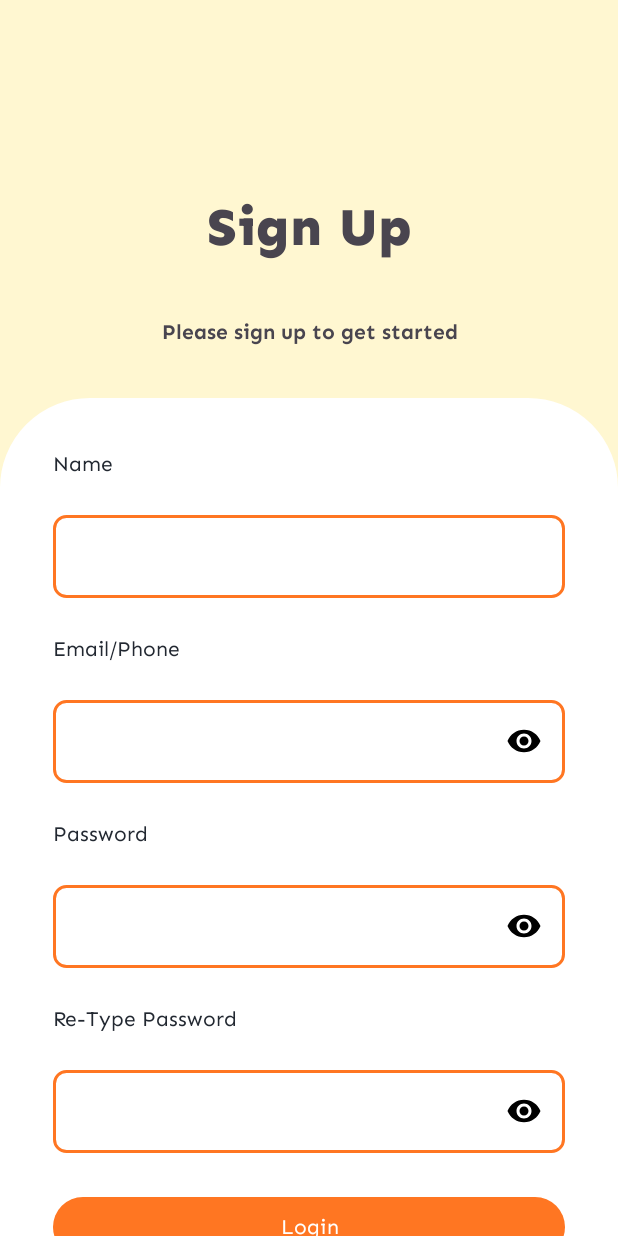
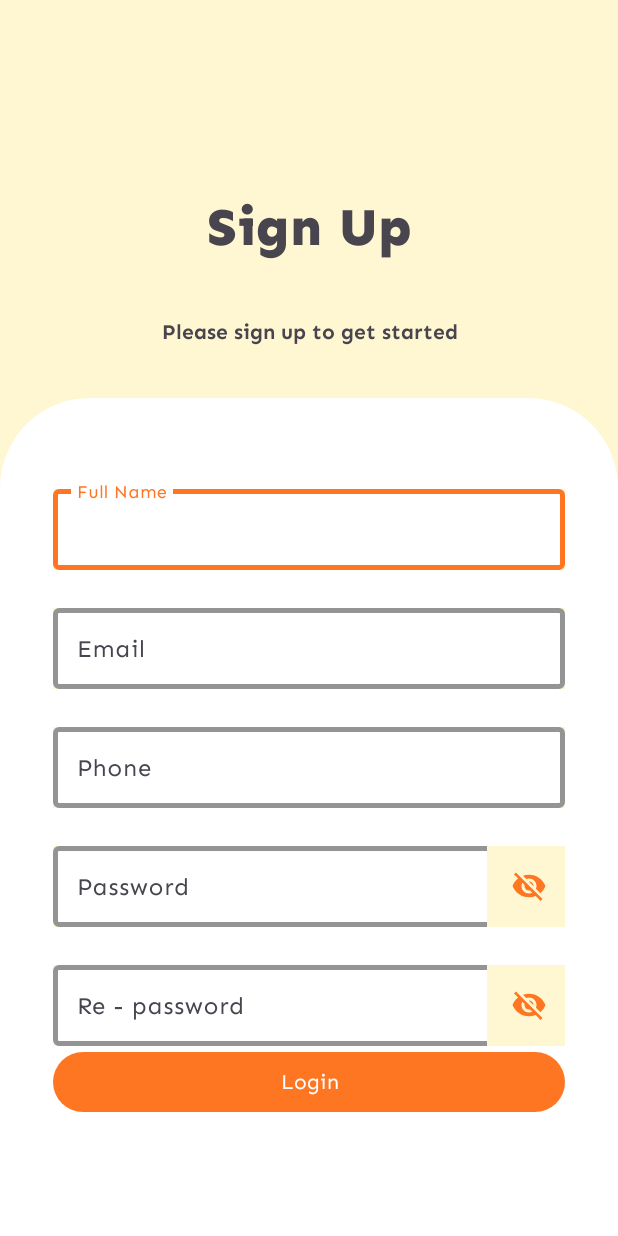
Before and after one commit to HoDucLinh/OrderFoodApp, an Android app built with Jetpack Compose: the SignUp screen opened directly, with no data from a screen before it, on a phone screen of 412 x 824 dp. Run offline under Robolectric (Android 15) with nearby library versions, the phone set to English and light mode, and no system bars; our stand-ins replace Firebase (no records; nobody signed in at launch, a user with empty details on screens opened directly).

Commit message:
update login admin

```diff
--- a/app/src/main/java/com/ltb/orderfoodapp/data/dao/UserDAO.kt
+++ b/app/src/main/java/com/ltb/orderfoodapp/data/dao/UserDAO.kt
@@ -7,7 +7,7 @@ import com.ltb.orderfoodapp.data.model.User
 
 class UserDAO() {
     private lateinit var db: SQLiteDatabase
-    fun addRestaurant(user : User): Int {
+    fun addUser(user : User): Int {
         val values = ContentValues().apply {
             put("fullName", user.fullName)
             put("email", user.email)
@@ -20,7 +20,7 @@ class UserDAO() {
         return restaurantId.toInt()
     }
 
-    fun getRestaurantIdByName(restaurantName: String): Int {
+    fun getUser(restaurantName: String): Int {
         val cursor = db.query(
             "Restaurant",
             arrayOf("ID"),
--- a/app/src/main/java/com/ltb/orderfoodapp/data/model/Account.kt
+++ /dev/null
@@ -1,8 +0,0 @@
-package com.ltb.orderfoodapp.data.model
-
-class Account (
-    var idAccount : Int,
-    var accountName : String,
-    var password : String,
-    var userId : Int,
-)
--- a/app/src/main/java/com/ltb/orderfoodapp/data/model/Role.kt
+++ b/app/src/main/java/com/ltb/orderfoodapp/data/model/Role.kt
@@ -1,9 +1,7 @@
 package com.ltb.orderfoodapp.data.model
 
-class Role (
-    var idRole : Int,
-    var roleName : String,
-    var userId : Int
-){
-    constructor() : this(0, "" , 0)
+enum class Role {
+    NHAN_VIEN,
+    ADMIN,
+    CUSTOMER
 }
--- a/app/src/main/java/com/ltb/orderfoodapp/data/model/User.kt
+++ b/app/src/main/java/com/ltb/orderfoodapp/data/model/User.kt
@@ -1,16 +1,16 @@
 package com.ltb.orderfoodapp.data.model
 
 class User (
-    var idUser : Int,
-    var fullName : String,
-    var email : String,
-    var phoneNumber : String,
-    var bioInfor : String,
-    var accountId : Int,
-    var cartId : Int,
-    var addresses: MutableList<AddressOfUser>,
-    var roles: MutableList<Role>
+    var idUser : Int = 0,
+    var fullName : String = "",
+    var email : String = "",
+    var phoneNumber : String = "",
+    var bioInfor : String = "",
+    var accountId : Int = 0,
+    var password : String = "",
+    var cartId : Int = 0,
+    var addresses: MutableList<AddressOfUser> = mutableListOf(),
+    var roles: Role = Role.CUSTOMER
 )
 {
-    constructor() : this(0,"", "","","",0 ,0, mutableListOf(), mutableListOf())
 }
--- a/app/src/main/java/com/ltb/orderfoodapp/view/SignUp.kt
+++ b/app/src/main/java/com/ltb/orderfoodapp/view/SignUp.kt
@@ -4,20 +4,40 @@ import android.app.Activity
 import android.content.Intent
 import android.os.Bundle
 import android.widget.Button
+import android.widget.Toast
 import androidx.activity.enableEdgeToEdge
 import androidx.appcompat.app.AppCompatActivity
+import com.google.android.material.textfield.TextInputEditText
+import com.google.android.material.textfield.TextInputLayout
 import com.ltb.orderfoodapp.R
+import com.ltb.orderfoodapp.data.api.AuthManager
+import com.ltb.orderfoodapp.data.model.User
+import org.w3c.dom.Text
 
 
 class SignUp : AppCompatActivity() {
+    private lateinit var  authManager: AuthManager
     override fun onCreate(savedInstanceState: Bundle?) {
         super.onCreate(savedInstanceState)
         enableEdgeToEdge()
+        authManager = AuthManager(this)
         setContentView(R.layout.activity_sign_up)
         val signUpBtn = findViewById<Button>(R.id.signUpBtn)
-//        signUpBtn.setOnClickListener{
-//            val returnLogin = Intent( this, SignIn::class.java)
-//            startActivity(returnLogin)
-//        }
+        signUpBtn.setOnClickListener{
+            val fullName = findViewById<TextInputLayout>(R.id.userNameSignUp).editText?.text.toString()
+            val email = findViewById<TextInputLayout>(R.id.emailSignUp).editText?.text.toString()
+            val phone = findViewById<TextInputLayout>(R.id.phoneSignUp).editText?.text.toString()
+            val password = findViewById<TextInputLayout>(R.id.passwordSignUp).editText?.text.toString()
+            val rePassword = findViewById<TextInputLayout>(R.id.rePasswordSignUp).editText?.text.toString()
+            if(password == rePassword){
+                val newUser = User(fullName = fullName, email = email, phoneNumber = phone, password = password)
+                authManager.createAccount(email,password)
+                Toast.makeText(this, "Sign Up Success, Please Login", Toast.LENGTH_SHORT).show()
+                val returnLogin = Intent( this, SignIn::class.java)
+                startActivity(returnLogin)
+
+            }
+
+        }
     }
 }
--- a/app/src/main/res/layout/activity_sign_up.xml
+++ b/app/src/main/res/layout/activity_sign_up.xml
@@ -39,90 +39,111 @@
         android:orientation="vertical"
         android:padding="@dimen/padding_login">
 
-        <TextView
-            android:id="@+id/textView3"
-            android:layout_width="match_parent"
-            android:layout_height="wrap_content"
-            android:fontFamily="@font/sen"
-            android:textColor="@color/darkBG"
-            android:background="@android:color/transparent"
-            android:text="Name" />
-
-        <EditText
-            android:id="@+id/userNameLogin"
-            android:layout_width="match_parent"
-            android:layout_height="wrap_content"
-            android:ems="10"
-            android:layout_marginTop="@dimen/margin_input_login"
-            android:layout_marginBottom="@dimen/margin_input_login"
-            android:padding="@dimen/padding_input_login"
-            android:textColor="@color/darkBG"
-            android:background="@drawable/border_search"
-            android:inputType="text" />
-
-        <TextView
-            android:id="@+id/textUserName"
-            android:layout_width="match_parent"
-            android:layout_height="wrap_content"
-            android:background="@android:color/transparent"
-            android:fontFamily="@font/sen"
-            android:textColor="@color/darkBG"
-            android:text="Email/Phone" />
-
-        <EditText
+        <com.google.android.material.textfield.TextInputLayout
             android:id="@+id/userNameSignUp"
             android:layout_width="match_parent"
             android:layout_height="wrap_content"
-            android:ems="10"
-            android:layout_marginTop="@dimen/margin_input_login"
-            android:layout_marginBottom="@dimen/margin_input_login"
-            android:drawableRight="@drawable/eye"
+            app:boxBackgroundColor="@color/white"
+            app:boxStrokeColor="@color/orange"
+            app:boxStrokeWidth="3dp"
+            app:boxStrokeWidthFocused="3dp"
+            android:background="@color/white"
+            android:layout_marginTop="@dimen/margin_layout"
+            style="@style/Widget.Material3.TextInputLayout.OutlinedBox">
+            <com.google.android.material.textfield.TextInputEditText
+                android:layout_width="match_parent"
+                android:layout_height="match_parent"
+                android:hint="Full Name"
                 android:textColor="@color/darkBG"
-            android:background="@drawable/border_search"
-            android:padding="@dimen/padding_input_login"
-            android:inputType="text" />
-        <TextView
-            android:id="@+id/textpasswordSignUp"
+                android:fontFamily="@font/sen"
+                />
+        </com.google.android.material.textfield.TextInputLayout>
+
+
+        <com.google.android.material.textfield.TextInputLayout
+            android:id="@+id/emailSignUp"
             android:layout_width="match_parent"
             android:layout_height="wrap_content"
-            android:background="@android:color/transparent"
+            app:boxBackgroundColor="@color/white"
+            app:boxStrokeColor="@color/orange"
+            app:boxStrokeWidth="3dp"
+            app:boxStrokeWidthFocused="3dp"
+            android:background="@color/white"
+            android:layout_marginTop="@dimen/margin_layout"
+            style="@style/Widget.Material3.TextInputLayout.OutlinedBox">
+            <com.google.android.material.textfield.TextInputEditText
+                android:layout_width="match_parent"
+                android:layout_height="match_parent"
+                android:textColor="@color/darkBG"
+                android:hint="Email"
                 android:fontFamily="@font/sen"
+                />
+        </com.google.android.material.textfield.TextInputLayout>
+
+        <com.google.android.material.textfield.TextInputLayout
+            android:id="@+id/phoneSignUp"
+            android:layout_width="match_parent"
+            android:layout_height="wrap_content"
+            app:boxBackgroundColor="@color/white"
+            app:boxStrokeColor="@color/orange"
+            app:boxStrokeWidth="3dp"
+            app:boxStrokeWidthFocused="3dp"
+            android:background="@color/white"
+            android:layout_marginTop="@dimen/margin_layout"
+            style="@style/Widget.Material3.TextInputLayout.OutlinedBox">
+            <com.google.android.material.textfield.TextInputEditText
+                android:layout_width="match_parent"
+                android:layout_height="match_parent"
                 android:textColor="@color/darkBG"
-            android:text="Password" />
+                android:hint="Phone"
+                android:fontFamily="@font/sen"
+                />
+        </com.google.android.material.textfield.TextInputLayout>
 
-        <EditText
+        <com.google.android.material.textfield.TextInputLayout
             android:id="@+id/passwordSignUp"
             android:layout_width="match_parent"
             android:layout_height="wrap_content"
-            android:ems="10"
-            android:layout_marginTop="@dimen/margin_input_login"
-            android:layout_marginBottom="@dimen/margin_input_login"
-            android:drawableRight="@drawable/eye"
+            app:boxBackgroundColor="@color/white"
+            app:boxStrokeColor="@color/orange"
+            app:boxStrokeWidth="3dp"
+            app:boxStrokeWidthFocused="3dp"
+            android:background="@color/white"
+            app:passwordToggleEnabled="true"
+            app:passwordToggleTint="@color/orange"
+            android:layout_marginTop="@dimen/margin_layout"
+            style="@style/Widget.Material3.TextInputLayout.OutlinedBox">
+            <com.google.android.material.textfield.TextInputEditText
+                android:layout_width="match_parent"
+                android:layout_height="match_parent"
                 android:textColor="@color/darkBG"
-            android:background="@drawable/border_search"
-            android:padding="@dimen/padding_input_login"
-            android:inputType="textPassword" />
-        <TextView
-            android:id="@+id/textRePassword"
-            android:layout_width="match_parent"
-            android:layout_height="wrap_content"
-            android:background="@android:color/transparent"
+                android:hint="Password"
                 android:fontFamily="@font/sen"
-            android:textColor="@color/darkBG"
-            android:text="Re-Type Password" />
+                />
+        </com.google.android.material.textfield.TextInputLayout>
 
-        <EditText
+        <com.google.android.material.textfield.TextInputLayout
             android:id="@+id/rePasswordSignUp"
             android:layout_width="match_parent"
             android:layout_height="wrap_content"
-            android:ems="10"
-            android:layout_marginTop="@dimen/margin_input_login"
-            android:layout_marginBottom="@dimen/margin_input_login"
-            android:drawableRight="@drawable/eye"
+            app:boxBackgroundColor="@color/white"
+            app:boxStrokeColor="@color/orange"
+            app:boxStrokeWidth="3dp"
+            app:boxStrokeWidthFocused="3dp"
+            android:background="@color/white"
+            app:passwordToggleEnabled="true"
+            app:passwordToggleTint="@color/orange"
+            android:layout_marginTop="@dimen/margin_layout"
+            style="@style/Widget.Material3.TextInputLayout.OutlinedBox">
+            <com.google.android.material.textfield.TextInputEditText
+                android:layout_width="match_parent"
+                android:layout_height="match_parent"
                 android:textColor="@color/darkBG"
-            android:background="@drawable/border_search"
-            android:padding="@dimen/padding_input_login"
-            android:inputType="textPassword" />
+                android:fontFamily="@font/sen"
+                android:hint="Re - password"
+
+                />
+        </com.google.android.material.textfield.TextInputLayout>
 
 
         <Button
```
Lines whose indentation alone changed are shown as unchanged.
